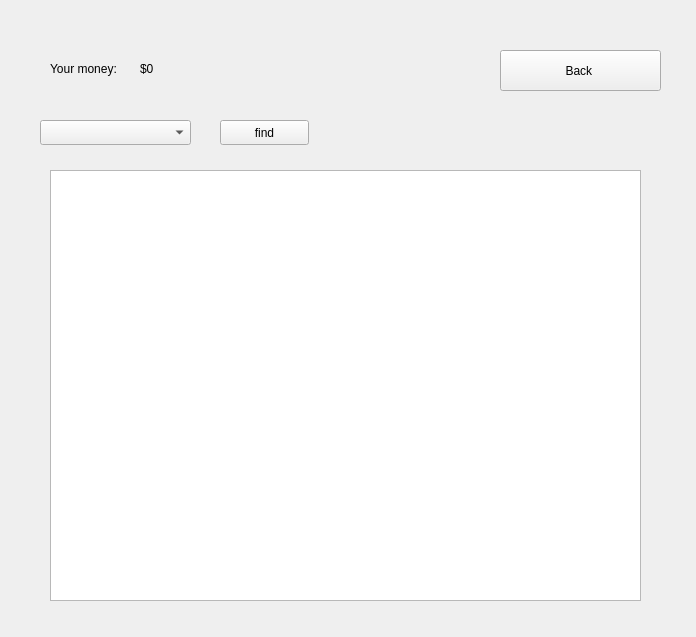
First picture: the form in GUIproject/CourseWorkHypermarket/customerwindow.ui, repository ashnaider/CourseWorkHypermarket, before the edit.
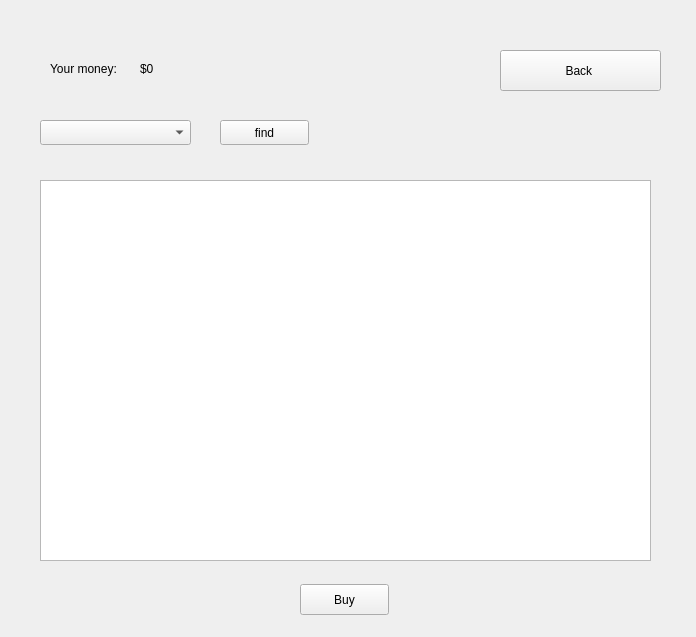
Second picture: the form after the edit.

Commit message: added table widget with products info

```diff
--- a/GUIproject/CourseWorkHypermarket/customerwindow.ui
+++ b/GUIproject/CourseWorkHypermarket/customerwindow.ui
@@ -88,16 +88,6 @@
     </rect>
    </property>
   </widget>
-  <widget class="QListWidget" name="productsListWidget">
-   <property name="geometry">
-    <rect>
-     <x>50</x>
-     <y>170</y>
-     <width>591</width>
-     <height>431</height>
-    </rect>
-   </property>
-  </widget>
   <widget class="QPushButton" name="findProductsButton">
    <property name="geometry">
     <rect>
@@ -111,6 +101,29 @@
     <string>find</string>
    </property>
   </widget>
+  <widget class="QPushButton" name="buyProductPushButton">
+   <property name="geometry">
+    <rect>
+     <x>300</x>
+     <y>584</y>
+     <width>89</width>
+     <height>31</height>
+    </rect>
+   </property>
+   <property name="text">
+    <string>Buy</string>
+   </property>
+  </widget>
+  <widget class="QTableWidget" name="productTableWidget">
+   <property name="geometry">
+    <rect>
+     <x>40</x>
+     <y>180</y>
+     <width>611</width>
+     <height>381</height>
+    </rect>
+   </property>
+  </widget>
  </widget>
  <resources/>
  <connections/>
```
The commit also changes 25 other files.
